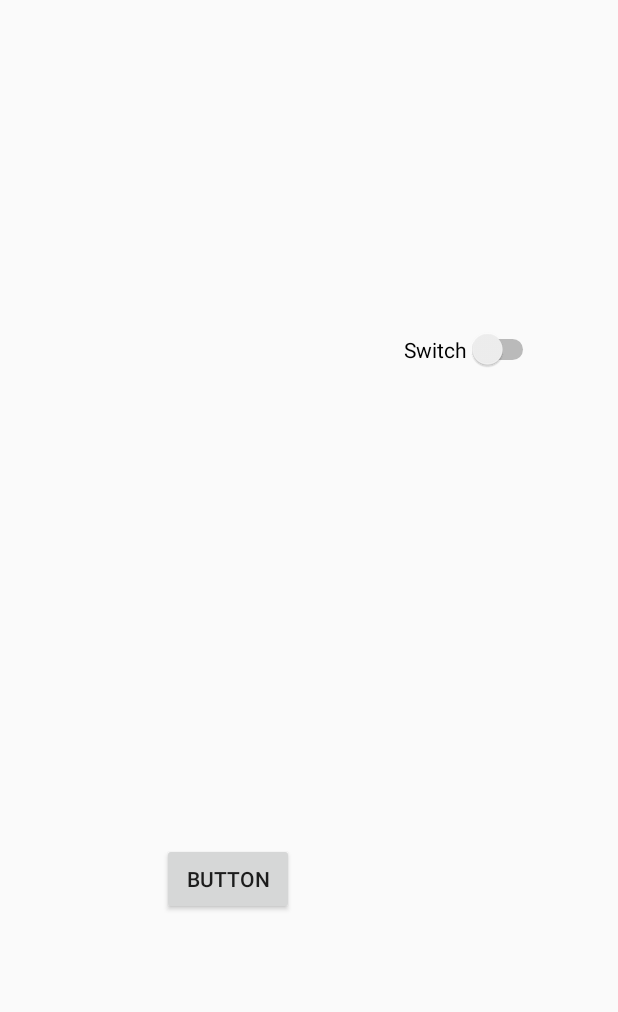
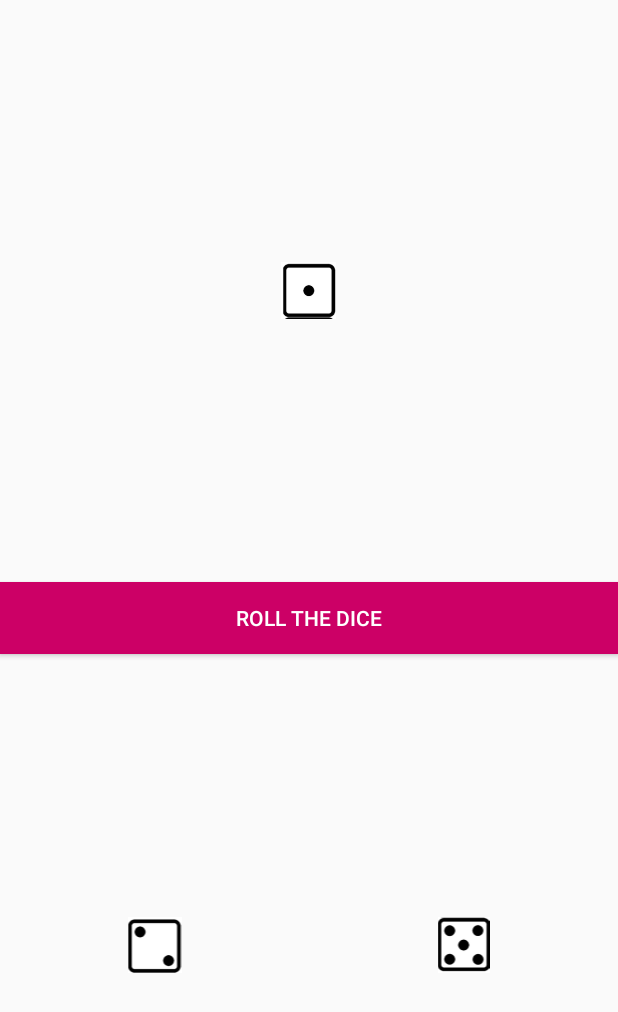
Before and after one commit to dmappdev/MyDiceApp, an Android app: the screen it shows after launch (MainActivity), on a phone screen of 412 x 824 dp. Shown: the top 1012 px of the screen. Run offline under Robolectric (Android 15) with nearby library versions, the phone set to English and light mode, and no system bars.

Commit message:
first real commit added some layouts and started java coding

```diff
--- a/app/src/main/java/com/dmappdev/mydiceapp/MainActivity.java
+++ b/app/src/main/java/com/dmappdev/mydiceapp/MainActivity.java
@@ -1,6 +1,9 @@
 package com.dmappdev.mydiceapp;
 
 import android.os.Bundle;
+import android.util.Log;
+import android.view.View;
+import android.widget.Button;
 
 import androidx.appcompat.app.AppCompatActivity;
 
@@ -10,5 +13,16 @@ public class MainActivity extends AppCompatActivity {
     protected void onCreate(Bundle savedInstanceState) {
         super.onCreate(savedInstanceState);
         setContentView(R.layout.activity_main);
+
+
+        Button btnRoll = findViewById(R.id.btnRollTheDice);
+
+        btnRoll.setOnClickListener(new View.OnClickListener() {
+            @Override
+            public void onClick(View view) {
+                Log.i("MyDiceApp", "btrRoll is tapped now");
+            }
+        });
+
     }
 }
--- a/app/src/main/res/layout/activity_main.xml
+++ b/app/src/main/res/layout/activity_main.xml
@@ -1,35 +1,54 @@
 <?xml version="1.0" encoding="utf-8"?>
-<androidx.constraintlayout.widget.ConstraintLayout xmlns:app="http://schemas.android.com/apk/res-auto"
+<LinearLayout xmlns:android="http://schemas.android.com/apk/res/android"
+    xmlns:app="http://schemas.android.com/apk/res-auto"
     xmlns:tools="http://schemas.android.com/tools"
-    xmlns:android="http://schemas.android.com/apk/res/android"
     android:layout_width="match_parent"
     android:layout_height="match_parent"
-    tools:context=".MainActivity" >
+    android:orientation="vertical"
+    tools:context=".MainActivity">
+
+    <RelativeLayout
+        android:layout_width="match_parent"
+        android:layout_height="0dp"
+        android:layout_weight="1">
+
+        <ImageView
+            android:id="@+id/imageView"
+            android:layout_width="wrap_content"
+            android:layout_height="wrap_content"
+            android:layout_centerHorizontal="true"
+            app:srcCompat="@drawable/dice1"
+            android:layout_centerInParent="true"/>
+
+    </RelativeLayout>
+
 
     <Button
-        android:id="@+id/button"
-        android:layout_width="wrap_content"
+        android:id="@+id/btnRollTheDice"
+        android:layout_width="match_parent"
         android:layout_height="wrap_content"
-        android:text="Button"
-        app:layout_constraintBottom_toBottomOf="parent"
-        app:layout_constraintEnd_toEndOf="parent"
-        app:layout_constraintHorizontal_bias="0.334"
-        app:layout_constraintStart_toStartOf="parent"
-        app:layout_constraintTop_toTopOf="parent"
-        app:layout_constraintVertical_bias="0.724" />
+        android:background="#cc0066"
+        android:text="Roll The Dice"
+        android:textColor="#fff" />
 
-    <Switch
-        android:id="@+id/switch1"
-        android:layout_width="wrap_content"
-        android:layout_height="wrap_content"
-        android:layout_marginStart="73dp"
-        android:layout_marginLeft="73dp"
-        android:layout_marginBottom="315dp"
-        android:text="Switch"
-        app:layout_constraintBottom_toTopOf="@+id/button"
-        app:layout_constraintEnd_toEndOf="parent"
-        app:layout_constraintHorizontal_bias="0.0"
-        app:layout_constraintStart_toEndOf="@+id/button"
-        app:layout_constraintTop_toTopOf="parent"
-        app:layout_constraintVertical_bias="1.0" />
-</androidx.constraintlayout.widget.ConstraintLayout>
+
+
+    <LinearLayout
+        android:layout_width="match_parent"
+        android:layout_height="0dp"
+        android:layout_weight="1"
+        android:gravity="center">
+
+        <ImageView
+            android:layout_width="0dp"
+            android:layout_height="wrap_content"
+            android:src="@drawable/dice2"
+            android:layout_weight="50"/>
+        <ImageView
+            android:layout_width="0dp"
+            android:layout_height="wrap_content"
+            android:src="@drawable/dice5"
+            android:layout_weight="50"/>
+
+    </LinearLayout>
+</LinearLayout>
```
